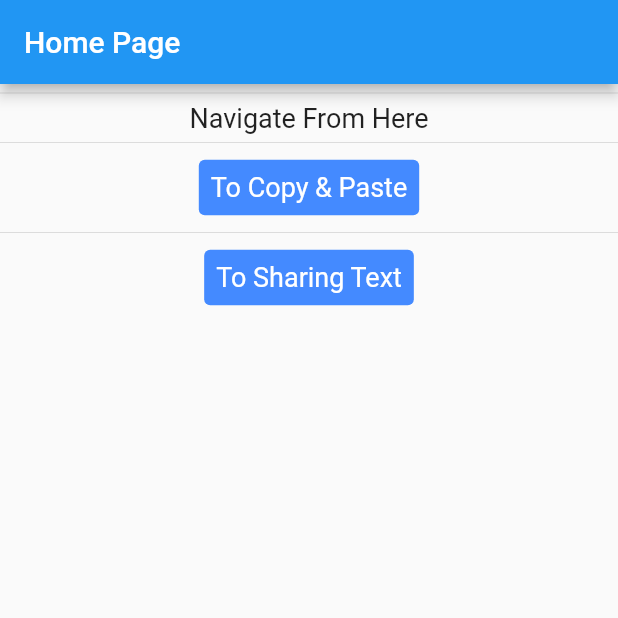
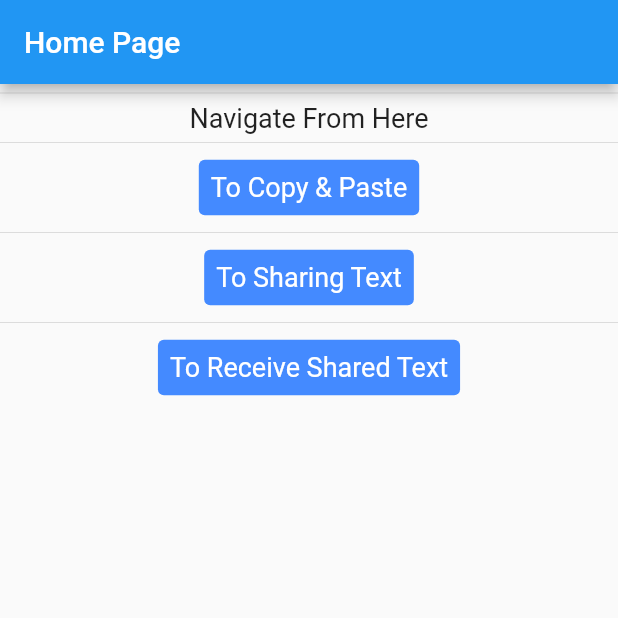
Before and after one commit to mahmourad98/flutter_sharable_links_app, a Flutter app: the screen it shows after launch, on a phone screen of 412 x 824 dp, the top half of it. Run offline on Flutter 3.47's test engine with Material 2 defaults, Android fonts, the phone set to English and light mode, and no system bars; our stand-ins replace share_plus; missing offline and left inert: receive_sharing_intent.

Commit message:
sharing text to our app is partially working

```diff
--- a/lib/app/my_app.dart
+++ b/lib/app/my_app.dart
@@ -1,6 +1,7 @@
 import 'package:flutter/material.dart';
 import 'package:flutter_localizations/flutter_localizations.dart';
 import 'package:untitled02/app/my_app_router.dart';
+import 'package:untitled02/core/delegations/services/receive_shared_content.dart';
 
 class MyApp extends StatelessWidget {
   const MyApp({Key? key,}) : super(key: key,);
@@ -9,7 +10,20 @@ class MyApp extends StatelessWidget {
   Widget build(BuildContext context,) {
     return MaterialApp(
       title: 'Flutter Demo',
-      builder: (buildContext, childWidget,) => SafeArea(child: childWidget!,),
+      builder: (buildContext, childWidget,) {
+        ReceiveSharedContentService.initService();
+        if(!(ReceiveSharedContentService.locationDataStreamController?.hasListener ?? false)) {
+          ReceiveSharedContentService.locationDataStreamController?.stream.listen(
+            (event,) => {
+              ReceiveSharedContentService.messages.add(event,),
+              navKey.currentState?.pushNamed(
+                RouteNames.receiveSharedContent, arguments: ReceiveSharedContentViewArgs(ReceiveSharedContentService.messages,),
+              ),
+            },
+          );
+        }
+        return SafeArea(child: childWidget!,);
+      },
       locale: const Locale('en',),
       supportedLocales: const [Locale('en',),],
       localizationsDelegates: const [
@@ -68,6 +82,18 @@ class MyHomePage extends StatelessWidget {
                 textStyle: const TextStyle(fontSize: 18.0,),
               ),
             ),
+            const Divider(height: 12.0,),
+            TextButton(
+              onPressed: () => {
+                Navigator.of(context,).pushNamed(RouteNames.receiveSharedContent,),
+              },
+              child: const Text('To Receive Shared Text',),
+              style: TextButton.styleFrom(
+                foregroundColor: Colors.white,
+                backgroundColor:  Colors.blueAccent,
+                textStyle: const TextStyle(fontSize: 18.0,),
+              ),
+            ),
           ],
         ),
       ), // This trailing comma makes auto-formatting nicer for build methods.
--- a/lib/app/my_app_router.dart
+++ b/lib/app/my_app_router.dart
@@ -1,6 +1,7 @@
 import 'package:flutter/material.dart';
 import 'package:untitled02/app/my_app.dart';
 import 'package:untitled02/core/layers/presentation/copy_and_paste_link_page/copy_and_paste_link_view.dart';
+import 'package:untitled02/core/layers/presentation/recieve_shared_content_page/recieve_shared_content_view.dart';
 import 'package:untitled02/core/layers/presentation/sharing_text_page/sharing_text_view.dart';
 
 final GlobalKey<NavigatorState> navKey = GlobalKey<NavigatorState>();
@@ -9,6 +10,7 @@ final NavigatorObserver navObserver = NavigatorObserver();
 class RouteNames {
   static const String copyAndPastePage = 'copy-and-paste';
   static const String shareTextPage = 'share-text';
+  static const String receiveSharedContent = 'receive-shared-content';
 }
 
 class AppRouter{
@@ -22,6 +24,10 @@ class AppRouter{
         return _routeTo(
           () => const SharingTextView(),
         );
+      case RouteNames.receiveSharedContent:
+        return _routeTo(
+          () => ReceiveSharedContentView(args: (routeSettings.arguments as ReceiveSharedContentViewArgs),),
+        );
       default: return _routeTo(
         () => const MyHomePage(),
       );
@@ -32,3 +38,8 @@ class AppRouter{
     return MaterialPageRoute(builder: (_,) => widgetBuilder(),);
   }
 }
+
+class ReceiveSharedContentViewArgs {
+  final List<Uri> uris;
+  const ReceiveSharedContentViewArgs(this.uris,);
+}
--- /dev/null
+++ b/lib/core/delegations/services/receive_shared_content.dart
@@ -0,0 +1,28 @@
+import 'dart:async';
+import 'dart:developer';
+import 'package:receive_sharing_intent/receive_sharing_intent.dart';
+
+class ReceiveSharedContentService {
+  static StreamController<Uri>? _sharedContentStreamController;
+  static StreamController<Uri>? get locationDataStreamController => _sharedContentStreamController;
+  static StreamSubscription<Uri>? _sharedContentSubscription;
+  static final List<Uri> messages = <Uri>[];
+
+  static void initService() => {
+    _sharedContentStreamController ??= StreamController<Uri>(),
+    ReceiveSharingIntent.getInitialTextAsUri().then(
+      (value,) => _sharedContentSubscription ??= ReceiveSharingIntent.getTextStreamAsUri().listen(
+        _onSharedContentExists,
+        onError: (_,) => log('Error Occurred', name: "ReceiveSharedContentView",),
+        onDone: () => log('Stream Finished', name: "ReceiveSharedContentView",)
+      ),
+    ),
+  };
+
+  static void _onSharedContentExists(Uri data,) => _sharedContentStreamController?.add(data,);
+
+  static void disposeService() => {
+    _sharedContentSubscription?.cancel().then((_,) => _sharedContentSubscription = null,),
+    _sharedContentStreamController?.close().then((_,) => _sharedContentStreamController = null,),
+  };
+}
--- a/pubspec.yaml
+++ b/pubspec.yaml
@@ -16,6 +16,7 @@ dependencies:
   material_design_icons_flutter: any
   intl: any
   share_plus: any
+  receive_sharing_intent: any
 
 dev_dependencies:
   flutter_test:
```
Also changed, not shown: lib/core/layers/presentation/recieve_shared_content_page/recieve_shared_content_view.dart (added, +51 -0 lines), pubspec.lock, 8 other files.
